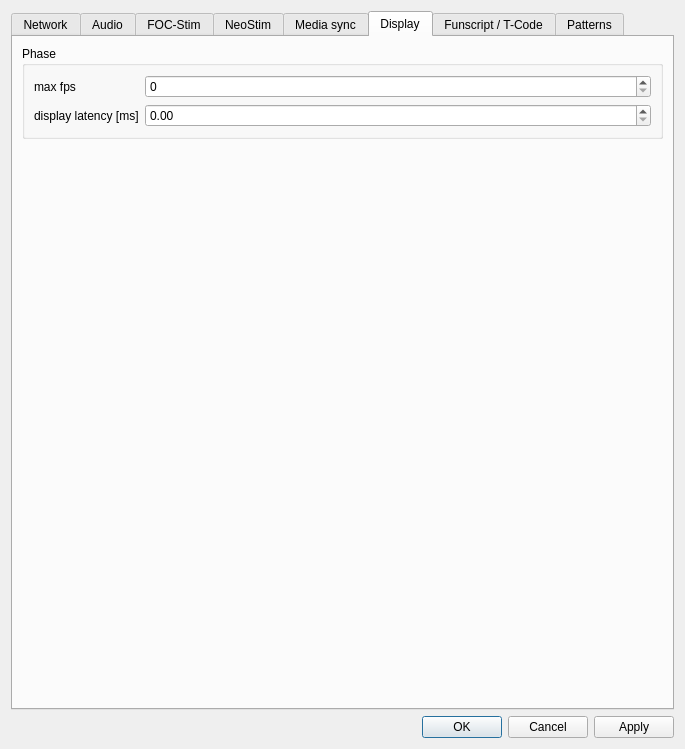
The window that designer/preferencesdialog.ui (diglet48/restim) describes before a commit, drawn with Qt 5.
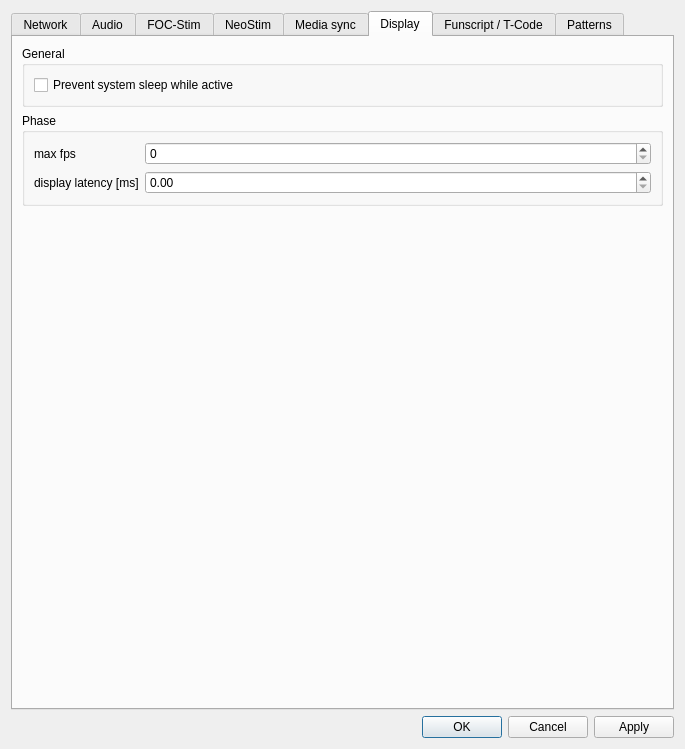
The same window after the commit. The open tabs and pages were chosen to show the change. Icons and pictures are not drawn. Custom widgets are drawn as their Qt base class.

Commit message:
Add option to prevent system sleep while active
Adds a "Prevent system sleep while active" preference (default on).
When enabled, restim inhibits OS sleep for as long as playback is
active. This uses the wakepy library which provides cross-platform
support.

What changed in the file:
```diff
--- a/designer/preferencesdialog.ui
+++ b/designer/preferencesdialog.ui
@@ -886,6 +886,22 @@
        <string>Display</string>
       </attribute>
       <layout class="QVBoxLayout" name="verticalLayout_4">
+       <item>
+        <widget class="QGroupBox" name="groupBox_general">
+         <property name="title">
+          <string>General</string>
+         </property>
+         <layout class="QVBoxLayout" name="verticalLayout_general">
+          <item>
+           <widget class="QCheckBox" name="prevent_system_sleep_when_active">
+            <property name="text">
+             <string>Prevent system sleep while active</string>
+            </property>
+           </widget>
+          </item>
+         </layout>
+        </widget>
+       </item>
        <item>
         <widget class="QGroupBox" name="groupBox_5">
          <property name="enabled">
```
The commit also changes 6 other files.
